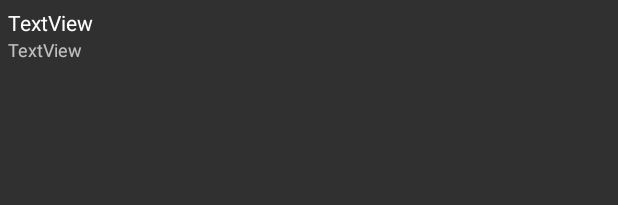
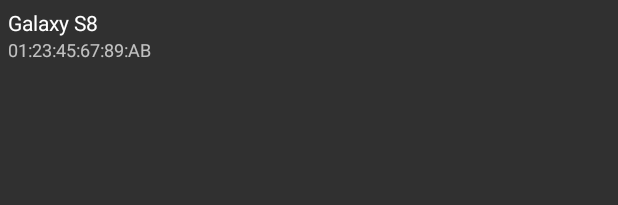
Before and after one commit to rstadler6/ProximityChat, an Android app: the layout device_row_item.xml on its own in the app's theme, with its tools: preview values and no code run, on a phone screen of 412 x 824 dp. Shown: the top 205 px of the screen. Run offline under Robolectric (Android 15) with nearby library versions, the phone set to English and light mode, and no system bars.

Commit message:
device row item layout

```diff
--- a/app/src/main/res/layout/device_row_item.xml
+++ b/app/src/main/res/layout/device_row_item.xml
@@ -13,19 +13,19 @@
         android:orientation="vertical">
 
         <TextView
-            android:id="@+id/textView"
+            android:id="@+id/deviceName"
             android:layout_width="match_parent"
             android:layout_height="wrap_content"
             android:textColor="@color/white"
-            android:text="TextView" />
+            android:text="Galaxy S8" />
 
         <TextView
-            android:id="@+id/textView2"
+            android:id="@+id/macAddress"
             android:layout_width="match_parent"
             android:layout_height="71dp"
             android:layout_weight="1"
             android:textSize="12dp"
-            android:text="TextView" />
+            android:text="01:23:45:67:89:AB" />
     </LinearLayout>
 
     <View
```
